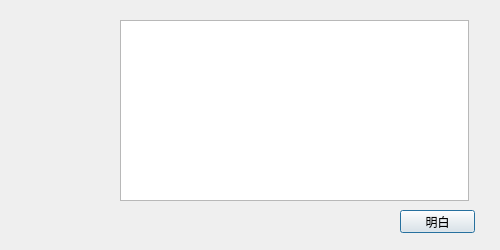
3944Realms/AirLife, file src/UI/dialogs/airlifeerrordialog.ui: the form before one commit.
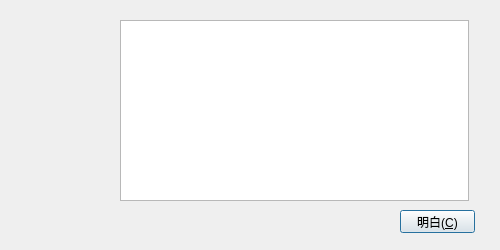
The form after the commit. Icons and pictures are not drawn.

Diff of the .ui file:
```diff
--- a/src/UI/dialogs/airlifeerrordialog.ui
+++ b/src/UI/dialogs/airlifeerrordialog.ui
@@ -68,7 +68,7 @@
     </rect>
    </property>
    <property name="text">
-    <string>明白</string>
+    <string>明白(&amp;C)</string>
    </property>
   </widget>
  </widget>
```
